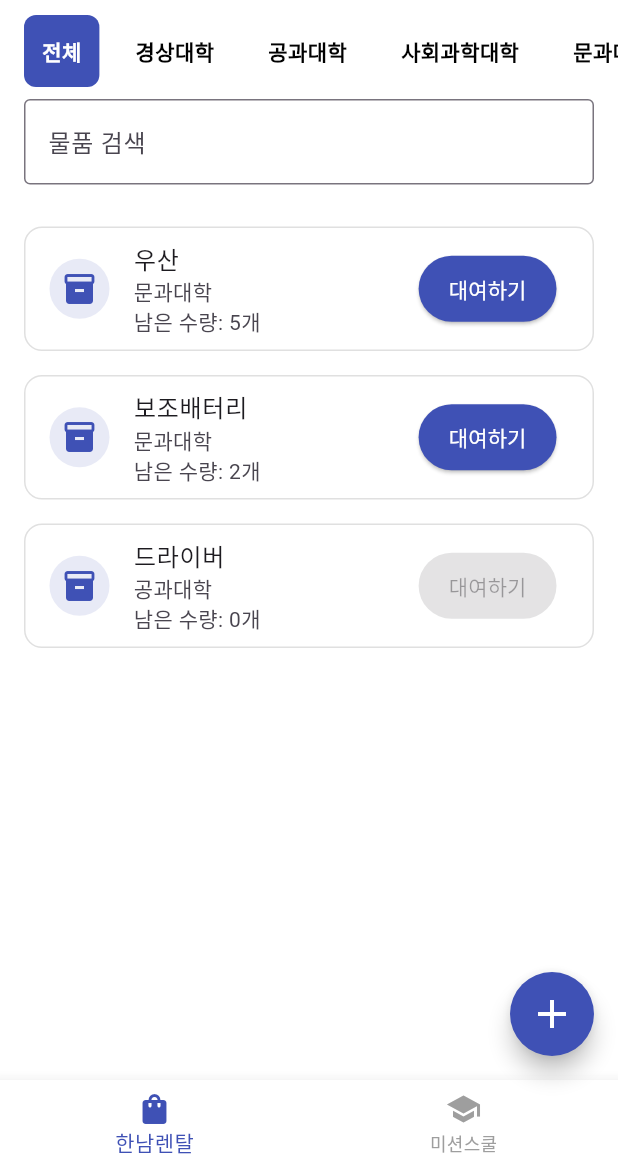
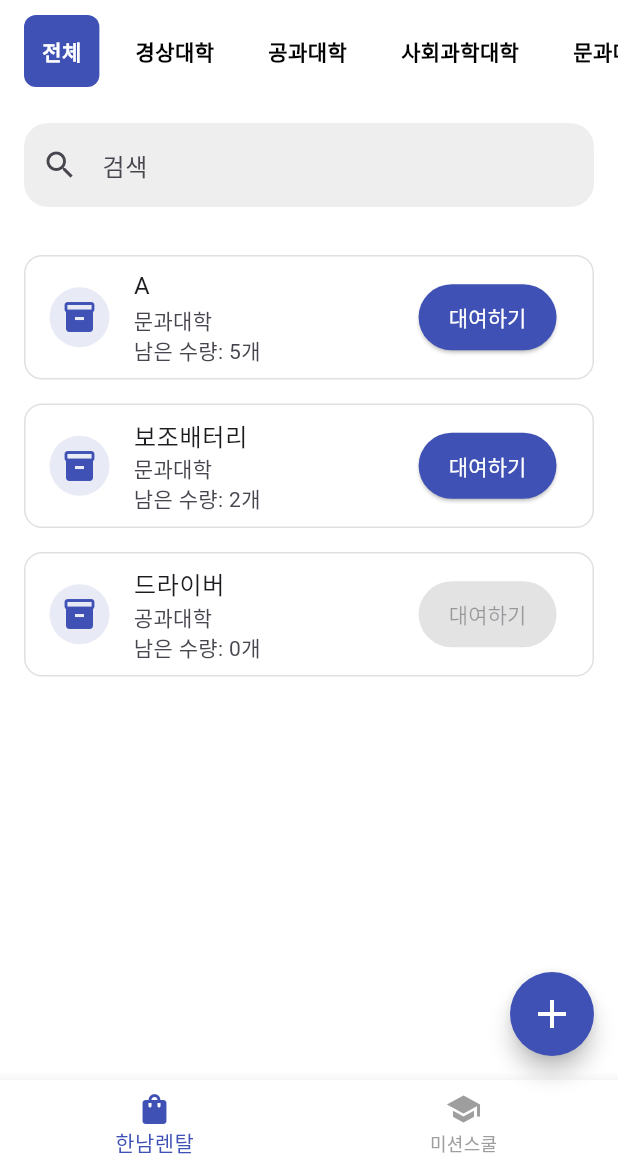
Before and after one commit to leewajin/c-box-flutter-1, a Flutter app: the RentalPage screen opened directly, after a tap on "대여하러 가기", on a phone screen of 412 x 824 dp, the part 69-1236 px from its top. Run offline on Flutter 3.47's test engine with Material 3 defaults, Android fonts, the phone set to English and light mode, and no system bars; our stand-ins replace shared_preferences, timeago; missing offline and left inert: qr_code_scanner, stomp_dart_client; accounts and stored records are empty; network calls fail; Roboto replaces fonts that are missing (Pretendard).

Commit message:
[Feat]: 검색바 검색 기능 적용, 카테고리와 함께 동작하도록

```diff
--- a/lib/screens/rental_page.dart
+++ b/lib/screens/rental_page.dart
@@ -38,14 +38,20 @@ class _RentalPageState extends State<RentalPage> {
   ];
 
   String searchText = '';
-  final TextEditingController _itemController = TextEditingController();
-  final TextEditingController _quantityController = TextEditingController();
 
   List<RentalItem> allItems = [
-    RentalItem(itemId: 1, name: '우산', college: '문과대학', quantity: 5),
+    RentalItem(itemId: 1, name: 'A', college: '문과대학', quantity: 5),
     RentalItem(itemId: 2, name: '보조배터리', college: '문과대학', quantity: 2),
     RentalItem(itemId: 3, name: '드라이버', college: '공과대학', quantity: 0),
   ];
+
+  List<RentalItem> filteredItems = [];
+
+  @override
+  void initState() {
+    super.initState();
+    filteredItems = allItems;
+  }
 
   // ✅ QR 스캔 후 수량 반영
   void _navigateToQRPage(RentalItem item) async {
@@ -82,16 +88,33 @@ class _RentalPageState extends State<RentalPage> {
     }
   }
 
+  void _applyCombinedFilter() {
+    final selectedCollege = context.read<CategoryProvider>().selected;
 
+    setState(() {
+      filteredItems = allItems.where((item) {
+        final matchText = item.name.toLowerCase().contains(searchText.toLowerCase());
+        final matchCollege = selectedCollege == '전체' || item.college == selectedCollege;
+        return matchText && matchCollege;
+      }).toList();
+    });
+  }
+
+  @override
+  void didChangeDependencies() {
+    super.didChangeDependencies();
+    _applyCombinedFilter();
+  }
 
   @override
   Widget build(BuildContext context) {
     final selectedCollege = context.watch<CategoryProvider>().selected;
 
-    List<RentalItem> filteredItems = allItems.where((item) {
-      final matchesCollege = selectedCollege == '전체' || item.college == selectedCollege;
-      final matchesSearch = item.name.contains(searchText);
-      return matchesCollege && matchesSearch;
+    // 🔍 검색 + 카테고리 필터 동시에 적용!
+    final visibleItems = allItems.where((item) {
+      final matchText = item.name.toLowerCase().contains(searchText.toLowerCase());
+      final matchCollege = selectedCollege == '전체' || item.college == selectedCollege;
+      return matchText && matchCollege;
     }).toList();
 
     return Scaffold(
@@ -106,37 +129,33 @@ class _RentalPageState extends State<RentalPage> {
         automaticallyImplyLeading: false,
       ),
       body: Column(
-        crossAxisAlignment: CrossAxisAlignment.start,
         children: [
           const CategoryTabBar(categories: colleges),
           const SizedBox(height: 8),
 
-          // 🔍 검색창
-          Padding(
-            padding: const EdgeInsets.symmetric(horizontal: 16),
-            child: TextField(
-              decoration: const InputDecoration(
-                hintText: '물품 검색',
-                border: OutlineInputBorder(),
-              ),
-              onChanged: (value) {
-                setState(() {
-                  searchText = value.trim();
-                });
-              },
-            ),
+          // ✅ 검색창 위젯 (변수 넘기기)
+          CustomSearchBar<RentalItem>(
+            allItems: allItems,
+            onFiltered: (_) {},
+            filter: (_, __) => true,
+            onChanged: (text) {
+              setState(() {
+                searchText = text;
+              });
+              _applyCombinedFilter(); // 👈 검색어 바뀔 때마다 필터링
+            },
           ),
 
           const SizedBox(height: 8),
 
-          const SizedBox(height: 12),
-
           // 🎒 물품 목록
           Expanded(
-            child: ListView.builder(
-              itemCount: filteredItems.length,
+            child: visibleItems.isEmpty
+                ? const Center(child: Text('검색 결과가 없습니다'))
+                : ListView.builder(
+              itemCount: visibleItems.length,
               itemBuilder: (context, index) {
-                final item = filteredItems[index];
+                final item = visibleItems[index];
                 return RentalItemCard(
                   item: item,
                   onRented: (result) {
--- a/lib/widgets/search_bar.dart
+++ b/lib/widgets/search_bar.dart
@@ -4,12 +4,14 @@ class CustomSearchBar<T> extends StatefulWidget {
   final List<T> allItems;
   final ValueChanged<List<T>> onFiltered;
   final bool Function(T item, String query) filter;
+  final ValueChanged<String>? onChanged;
 
   const CustomSearchBar({
     super.key,
     required this.allItems,
     required this.onFiltered,
     required this.filter,
+    this.onChanged,
   });
 
 @override
@@ -33,7 +35,10 @@ class _CustomSearchBarState<T> extends State<CustomSearchBar<T>> {
       padding: const EdgeInsets.all(16),
       child: TextField(
         controller: _controller,
-        onChanged: _filter,
+        onChanged: (value) {
+          _filter(value);              // 기존 필터링 로직
+          widget.onChanged?.call(value); // 외부에서도 검색어 전달 받게!
+        },
         decoration: InputDecoration(
           prefixIcon: const Icon(Icons.search),
           hintText: '검색',
```
